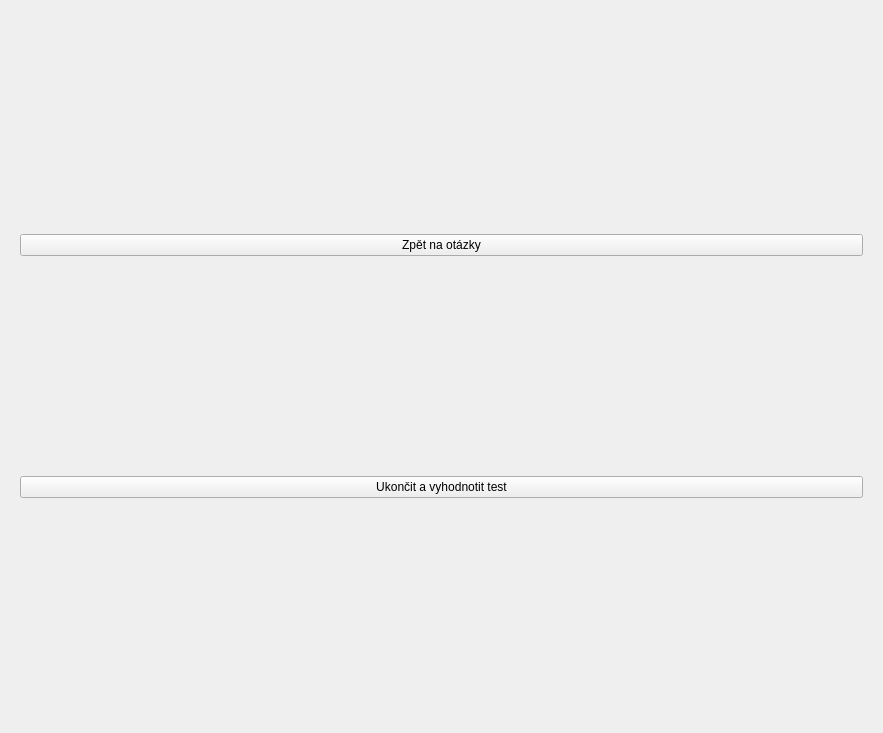
The window that MainWindow.ui (Kukant/ITU-projekt) describes before a commit, drawn with Qt 5.
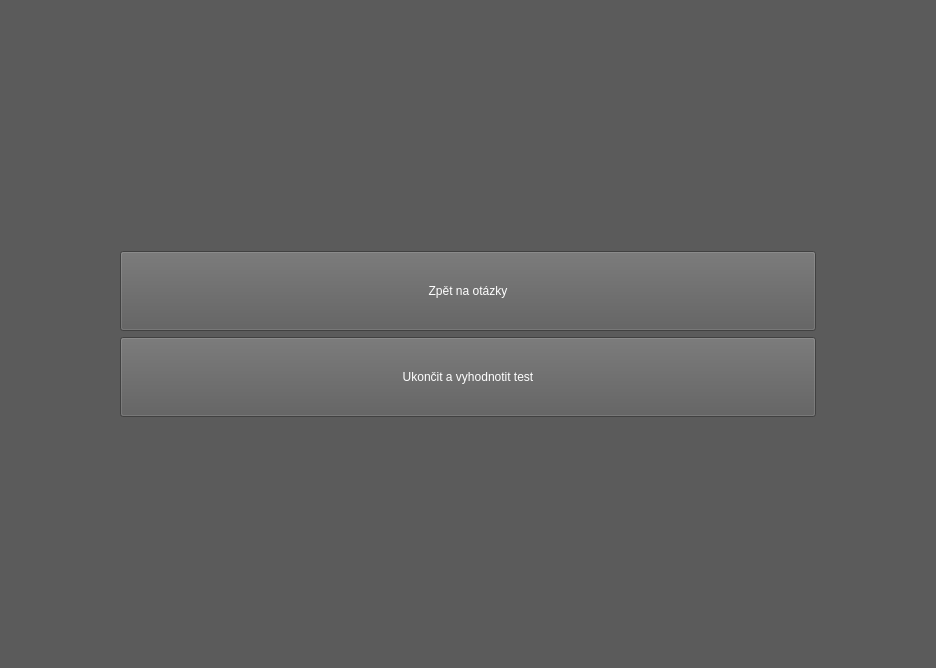
The same window after the commit. The open tabs and pages were chosen to show the change.

Diff of the .ui file:
```diff
--- a/MainWindow.ui
+++ b/MainWindow.ui
@@ -6,13 +6,431 @@
    <rect>
     <x>0</x>
     <y>0</y>
-    <width>883</width>
-    <height>733</height>
+    <width>936</width>
+    <height>668</height>
    </rect>
   </property>
+  <property name="palette">
+   <palette>
+    <active>
+     <colorrole role="WindowText">
+      <brush brushstyle="SolidPattern">
+       <color alpha="255">
+        <red>255</red>
+        <green>255</green>
+        <blue>255</blue>
+       </color>
+      </brush>
+     </colorrole>
+     <colorrole role="Button">
+      <brush brushstyle="SolidPattern">
+       <color alpha="255">
+        <red>91</red>
+        <green>91</green>
+        <blue>91</blue>
+       </color>
+      </brush>
+     </colorrole>
+     <colorrole role="Light">
+      <brush brushstyle="SolidPattern">
+       <color alpha="255">
+        <red>137</red>
+        <green>137</green>
+        <blue>137</blue>
+       </color>
+      </brush>
+     </colorrole>
+     <colorrole role="Midlight">
+      <brush brushstyle="SolidPattern">
+       <color alpha="255">
+        <red>114</red>
+        <green>114</green>
+        <blue>114</blue>
+       </color>
+      </brush>
+     </colorrole>
+     <colorrole role="Dark">
+      <brush brushstyle="SolidPattern">
+       <color alpha="255">
+        <red>45</red>
+        <green>45</green>
+        <blue>45</blue>
+       </color>
+      </brush>
+     </colorrole>
+     <colorrole role="Mid">
+      <brush brushstyle="SolidPattern">
+       <color alpha="255">
+        <red>60</red>
+        <green>60</green>
+        <blue>60</blue>
+       </color>
+      </brush>
+     </colorrole>
+     <colorrole role="Text">
+      <brush brushstyle="SolidPattern">
+       <color alpha="255">
+        <red>0</red>
+        <green>0</green>
+        <blue>0</blue>
+       </color>
+      </brush>
+     </colorrole>
+     <colorrole role="BrightText">
+      <brush brushstyle="SolidPattern">
+       <color alpha="255">
+        <red>255</red>
+        <green>255</green>
+        <blue>255</blue>
+       </color>
+      </brush>
+     </colorrole>
+     <colorrole role="ButtonText">
+      <brush brushstyle="SolidPattern">
+       <color alpha="255">
+        <red>255</red>
+        <green>255</green>
+        <blue>255</blue>
+       </color>
+      </brush>
+     </colorrole>
+     <colorrole role="Base">
+      <brush brushstyle="SolidPattern">
+       <color alpha="255">
+        <red>255</red>
+        <green>255</green>
+        <blue>255</blue>
+       </color>
+      </brush>
+     </colorrole>
+     <colorrole role="Window">
+      <brush brushstyle="SolidPattern">
+       <color alpha="255">
+        <red>91</red>
+        <green>91</green>
+        <blue>91</blue>
+       </color>
+      </brush>
+     </colorrole>
+     <colorrole role="Shadow">
+      <brush brushstyle="SolidPattern">
+       <color alpha="255">
+        <red>0</red>
+        <green>0</green>
+        <blue>0</blue>
+       </color>
+      </brush>
+     </colorrole>
+     <colorrole role="AlternateBase">
+      <brush brushstyle="SolidPattern">
+       <color alpha="255">
+        <red>45</red>
+        <green>45</green>
+        <blue>45</blue>
+       </color>
+      </brush>
+     </colorrole>
+     <colorrole role="ToolTipBase">
+      <brush brushstyle="SolidPattern">
+       <color alpha="255">
+        <red>255</red>
+        <green>255</green>
+        <blue>220</blue>
+       </color>
+      </brush>
+     </colorrole>
+     <colorrole role="ToolTipText">
+      <brush brushstyle="SolidPattern">
+       <color alpha="255">
+        <red>0</red>
+        <green>0</green>
+        <blue>0</blue>
+       </color>
+      </brush>
+     </colorrole>
+    </active>
+    <inactive>
+     <colorrole role="WindowText">
+      <brush brushstyle="SolidPattern">
+       <color alpha="255">
+        <red>255</red>
+        <green>255</green>
+        <blue>255</blue>
+       </color>
+      </brush>
+     </colorrole>
+     <colorrole role="Button">
+      <brush brushstyle="SolidPattern">
+       <color alpha="255">
+        <red>91</red>
+        <green>91</green>
+        <blue>91</blue>
+       </color>
+      </brush>
+     </colorrole>
+     <colorrole role="Light">
+      <brush brushstyle="SolidPattern">
+       <color alpha="255">
+        <red>137</red>
+        <green>137</green>
+        <blue>137</blue>
+       </color>
+      </brush>
+     </colorrole>
+     <colorrole role="Midlight">
+      <brush brushstyle="SolidPattern">
+       <color alpha="255">
+        <red>114</red>
+        <green>114</green>
+        <blue>114</blue>
+       </color>
+      </brush>
+     </colorrole>
+     <colorrole role="Dark">
+      <brush brushstyle="SolidPattern">
+       <color alpha="255">
+        <red>45</red>
+        <green>45</green>
+        <blue>45</blue>
+       </color>
+      </brush>
+     </colorrole>
+     <colorrole role="Mid">
+      <brush brushstyle="SolidPattern">
+       <color alpha="255">
+        <red>60</red>
+        <green>60</green>
+        <blue>60</blue>
+       </color>
+      </brush>
+     </colorrole>
+     <colorrole role="Text">
+      <brush brushstyle="SolidPattern">
+       <color alpha="255">
+        <red>0</red>
+        <green>0</green>
+        <blue>0</blue>
+       </color>
+      </brush>
+     </colorrole>
+     <colorrole role="BrightText">
+      <brush brushstyle="SolidPattern">
+       <color alpha="255">
+        <red>255</red>
+        <green>255</green>
+        <blue>255</blue>
+       </color>
+      </brush>
+     </colorrole>
+     <colorrole role="ButtonText">
+      <brush brushstyle="SolidPattern">
+       <color alpha="255">
+        <red>255</red>
+        <green>255</green>
+        <blue>255</blue>
+       </color>
+      </brush>
+     </colorrole>
+     <colorrole role="Base">
+      <brush brushstyle="SolidPattern">
+       <color alpha="255">
+        <red>255</red>
+        <green>255</green>
+        <blue>255</blue>
+       </color>
+      </brush>
+     </colorrole>
+     <colorrole role="Window">
+      <brush brushstyle="SolidPattern">
+       <color alpha="255">
+        <red>91</red>
+        <green>91</green>
+        <blue>91</blue>
+       </color>
+      </brush>
+     </colorrole>
+     <colorrole role="Shadow">
+      <brush brushstyle="SolidPattern">
+       <color alpha="255">
+        <red>0</red>
+        <green>0</green>
+        <blue>0</blue>
+       </color>
+      </brush>
+     </colorrole>
+     <colorrole role="AlternateBase">
+      <brush brushstyle="SolidPattern">
+       <color alpha="255">
+        <red>45</red>
+        <green>45</green>
+        <blue>45</blue>
+       </color>
+      </brush>
+     </colorrole>
+     <colorrole role="ToolTipBase">
+      <brush brushstyle="SolidPattern">
+       <color alpha="255">
+        <red>255</red>
+        <green>255</green>
+        <blue>220</blue>
+       </color>
+      </brush>
+     </colorrole>
+     <colorrole role="ToolTipText">
+      <brush brushstyle="SolidPattern">
+       <color alpha="255">
+        <red>0</red>
+        <green>0</green>
+        <blue>0</blue>
+       </color>
+      </brush>
+     </colorrole>
+    </inactive>
+    <disabled>
+     <colorrole role="WindowText">
+      <brush brushstyle="SolidPattern">
+       <color alpha="255">
+        <red>45</red>
+        <green>45</green>
+        <blue>45</blue>
+       </color>
+      </brush>
+     </colorrole>
+     <colorrole role="Button">
+      <brush brushstyle="SolidPattern">
+       <color alpha="255">
+        <red>91</red>
+        <green>91</green>
+        <blue>91</blue>
+       </color>
+      </brush>
+     </colorrole>
+     <colorrole role="Light">
+      <brush brushstyle="SolidPattern">
+       <color alpha="255">
+        <red>137</red>
+        <green>137</green>
+        <blue>137</blue>
+       </color>
+      </brush>
+     </colorrole>
+     <colorrole role="Midlight">
+      <brush brushstyle="SolidPattern">
+       <color alpha="255">
+        <red>114</red>
+        <green>114</green>
+        <blue>114</blue>
+       </color>
+      </brush>
+     </colorrole>
+     <colorrole role="Dark">
+      <brush brushstyle="SolidPattern">
+       <color alpha="255">
+        <red>45</red>
+        <green>45</green>
+        <blue>45</blue>
+       </color>
+      </brush>
+     </colorrole>
+     <colorrole role="Mid">
+      <brush brushstyle="SolidPattern">
+       <color alpha="255">
+        <red>60</red>
+        <green>60</green>
+        <blue>60</blue>
+       </color>
+      </brush>
+     </colorrole>
+     <colorrole role="Text">
+      <brush brushstyle="SolidPattern">
+       <color alpha="255">
+        <red>45</red>
+        <green>45</green>
+        <blue>45</blue>
+       </color>
+      </brush>
+     </colorrole>
+     <colorrole role="BrightText">
+      <brush brushstyle="SolidPattern">
+       <color alpha="255">
+        <red>255</red>
+        <green>255</green>
+        <blue>255</blue>
+       </color>
+      </brush>
+     </colorrole>
+     <colorrole role="ButtonText">
+      <brush brushstyle="SolidPattern">
+       <color alpha="255">
+        <red>45</red>
+        <green>45</green>
+        <blue>45</blue>
+       </color>
+      </brush>
+     </colorrole>
+     <colorrole role="Base">
+      <brush brushstyle="SolidPattern">
+       <color alpha="255">
+        <red>91</red>
+        <green>91</green>
+        <blue>91</blue>
+       </color>
+      </brush>
+     </colorrole>
+     <colorrole role="Window">
+      <brush brushstyle="SolidPattern">
+       <color alpha="255">
+        <red>91</red>
+        <green>91</green>
+        <blue>91</blue>
+       </color>
+      </brush>
+     </colorrole>
+     <colorrole role="Shadow">
+      <brush brushstyle="SolidPattern">
+       <color alpha="255">
+        <red>0</red>
+        <green>0</green>
+        <blue>0</blue>
+       </color>
+      </brush>
+     </colorrole>
+     <colorrole role="AlternateBase">
+      <brush brushstyle="SolidPattern">
+       <color alpha="255">
+        <red>91</red>
+        <green>91</green>
+        <blue>91</blue>
+       </color>
+      </brush>
+     </colorrole>
+     <colorrole role="ToolTipBase">
+      <brush brushstyle="SolidPattern">
+       <color alpha="255">
+        <red>255</red>
+        <green>255</green>
+        <blue>220</blue>
+       </color>
+      </brush>
+     </colorrole>
+     <colorrole role="ToolTipText">
+      <brush brushstyle="SolidPattern">
+       <color alpha="255">
+        <red>0</red>
+        <green>0</green>
+        <blue>0</blue>
+       </color>
+      </brush>
+     </colorrole>
+    </disabled>
+   </palette>
+  </property>
   <property name="windowTitle">
    <string>Form</string>
   </property>
+  <property name="autoFillBackground">
+   <bool>true</bool>
+  </property>
   <layout class="QGridLayout" name="gridLayout_2">
    <item row="0" column="0">
     <widget class="QStackedWidget" name="stackedWidget">
@@ -25,6 +443,46 @@
        <height>120</height>
       </size>
      </property>
+     <property name="palette">
+      <palette>
+       <active>
+        <colorrole role="WindowText">
+         <brush brushstyle="SolidPattern">
+          <color alpha="255">
+           <red>255</red>
+           <green>255</green>
+           <blue>255</blue>
+          </color>
+         </brush>
+        </colorrole>
+       </active>
+       <inactive>
+        <colorrole role="WindowText">
+         <brush brushstyle="SolidPattern">
+          <color alpha="255">
+           <red>255</red>
+           <green>255</green>
+           <blue>255</blue>
+          </color>
+         </brush>
+        </colorrole>
+       </inactive>
+       <disabled>
+        <colorrole role="WindowText">
+         <brush brushstyle="SolidPattern">
+          <color alpha="255">
+           <red>0</red>
+           <green>0</green>
+           <blue>127</blue>
+          </color>
+         </brush>
+        </colorrole>
+       </disabled>
+      </palette>
+     </property>
+     <property name="autoFillBackground">
+      <bool>true</bool>
+     </property>
      <property name="currentIndex">
       <number>6</number>
      </property>
@@ -324,19 +782,67 @@
      </widget>
      <widget class="QWidget" name="EndTestPage">
       <layout class="QGridLayout" name="gridLayout_3">
-       <item row="1" column="0">
-        <widget class="QPushButton" name="BackToTestBtn">
-         <property name="text">
-          <string>Zpět na otázky</string>
+       <item row="0" column="1">
+        <layout class="QVBoxLayout" name="verticalLayout_3">
+         <item>
+          <widget class="QPushButton" name="BackToTestBtn">
+           <property name="minimumSize">
+            <size>
+             <width>0</width>
+             <height>80</height>
+            </size>
+           </property>
+           <property name="text">
+            <string>Zpět na otázky</string>
+           </property>
+          </widget>
+         </item>
+         <item>
+          <widget class="QPushButton" name="EndTestBtn">
+           <property name="minimumSize">
+            <size>
+             <width>0</width>
+             <height>80</height>
+            </size>
+           </property>
+           <property name="text">
+            <string>Ukončit a vyhodnotit test</string>
+           </property>
+          </widget>
+         </item>
+        </layout>
+       </item>
+       <item row="0" column="0">
+        <spacer name="horizontalSpacer_8">
+         <property name="orientation">
+          <enum>Qt::Horizontal</enum>
          </property>
-        </widget>
+         <property name="sizeType">
+          <enum>QSizePolicy::Minimum</enum>
+         </property>
+         <property name="sizeHint" stdset="0">
+          <size>
+           <width>100</width>
+           <height>20</height>
+          </size>
+         </property>
+        </spacer>
        </item>
-       <item row="2" column="0">
-        <widget class="QPushButton" name="EndTestBtn">
-         <property name="text">
-          <string>Ukončit a vyhodnotit test</string>
+       <item row="0" column="2">
+        <spacer name="horizontalSpacer_9">
+         <property name="orientation">
+          <enum>Qt::Horizontal</enum>
          </property>
-        </widget>
+         <property name="sizeType">
+          <enum>QSizePolicy::Minimum</enum>
+         </property>
+         <property name="sizeHint" stdset="0">
+          <size>
+           <width>100</width>
+           <height>20</height>
+          </size>
+         </property>
+        </spacer>
        </item>
       </layout>
      </widget>
```
Left out of the diff: 36 changed lines with no effect on the pictures.
